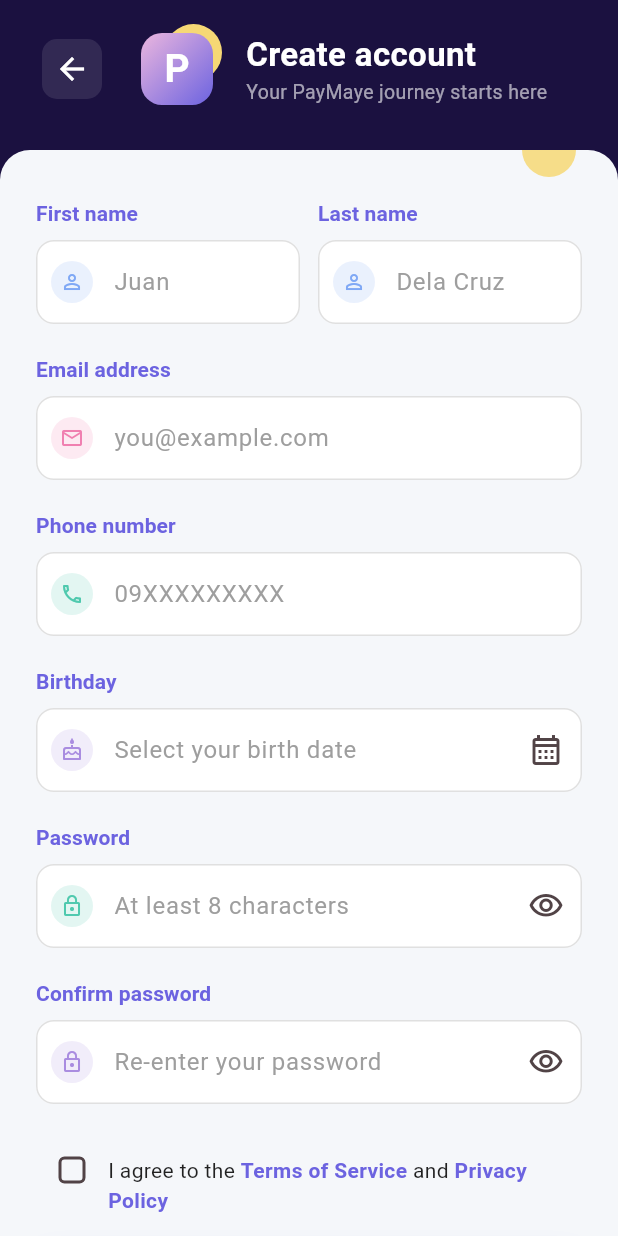
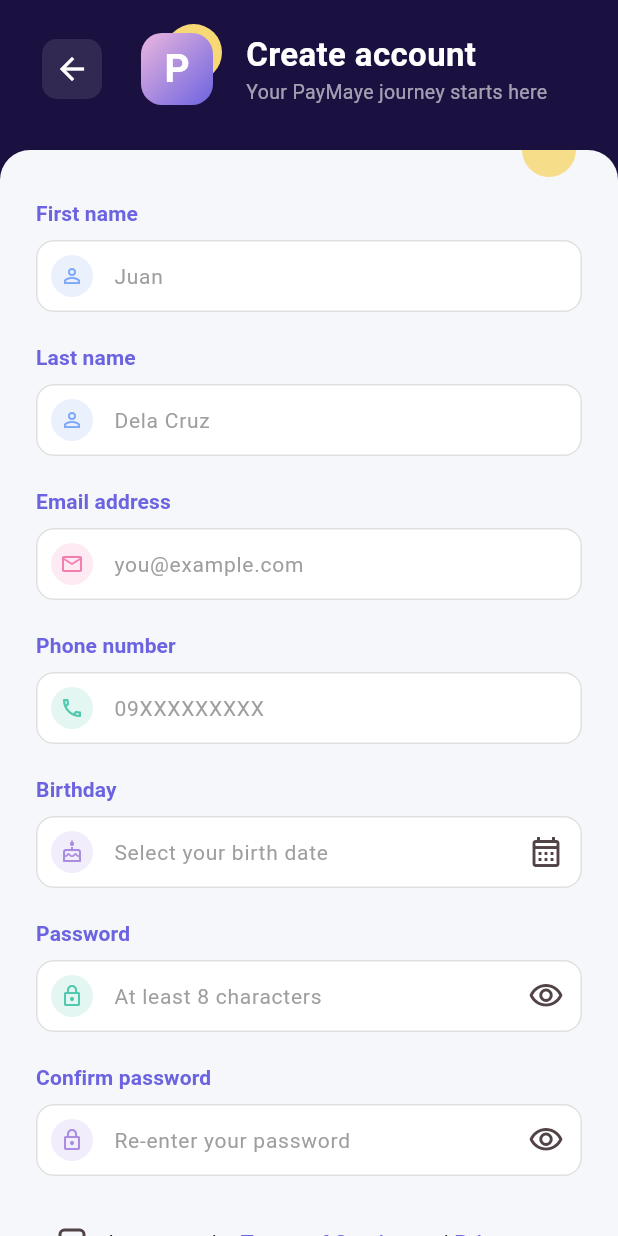
Before and after one commit to kurirohan/flutter_banking_app, a Flutter app: the SignupScreen screen opened by its route, on a phone screen of 412 x 824 dp. Run offline on Flutter 3.47's test engine with Material 3 defaults, Android fonts, the phone set to English and light mode, and no system bars; our stand-ins replace dio, equatable, fl_chart, flutter_bloc, flutter_secure_storage, go_router and 1 more; accounts and stored records are empty.

Commit message:
responsive screen

```diff
--- a/lib/core/theme/app_theme.dart
+++ b/lib/core/theme/app_theme.dart
@@ -100,21 +100,12 @@
     );
   }
 
-  /// Input styling for the auth flow (login/signup), which uses the
-  /// pink→violet gradient palette from AppColors.auth* instead of the
-  /// app-wide mauve AppColors.primary. Apply this locally with a
-  /// `Theme(data: Theme.of(context).copyWith(inputDecorationTheme: ...))`
-  /// wrapper around the signup form — it intentionally does NOT replace
-  /// the global light() theme, so every other screen's text fields
-  /// (transfer amount, search, etc.) keep the standard mauve focus color.
   static InputDecorationTheme get authInputDecorationTheme {
     return InputDecorationTheme(
       filled: true,
       fillColor: Colors.white,
-      hintStyle: const TextStyle(
-        color: Colors.grey,),
-        floatingLabelStyle: const TextStyle(
-          color: AppColors.authGradientEnd),
+      hintStyle: TextStyle(fontSize: 14, color: Colors.grey[500]),
+      floatingLabelStyle: const TextStyle(color: AppColors.authGradientEnd),
       border: OutlineInputBorder(
         borderRadius: BorderRadius.circular(AppRadius.input),
         borderSide: BorderSide(color: Colors.grey[300]!),
@@ -127,12 +118,12 @@
         borderRadius: BorderRadius.circular(AppRadius.input),
         borderSide: const BorderSide(color: AppColors.authGradientEnd, width: 2),
       ),
-      contentPadding: const EdgeInsets.symmetric(horizontal: 16, vertical: 16),
+      contentPadding: const EdgeInsets.symmetric(horizontal: 14, vertical: 12),
     );
   }
 
   static TextTheme _textTheme(Brightness brightness) {
-    final baseColor = brightness == Brightness.light ? Colors.black : Colors.white;
+    final baseColor = brightness == Brightness.light ? AppColors.primary : Colors.white;
 
     return TextTheme(
       displayLarge: TextStyle(fontSize: 40, fontWeight: FontWeight.bold, color: baseColor, letterSpacing: -1),
--- a/lib/features/auth/ui/signup_screen.dart
+++ b/lib/features/auth/ui/signup_screen.dart
@@ -154,6 +154,7 @@
 
     setState(() => _isSubmitting = true);
 
+
     await Future.delayed(const Duration(seconds: 1));
 
     if (!mounted) return;
@@ -181,7 +182,7 @@
     );
   }
 
-
+  /// Shared label style so every field's caption renders identically.
   Widget _fieldLabel(BuildContext context, String text) {
     return Text(
       text,
@@ -332,18 +333,17 @@
                           child: Column(
                             crossAxisAlignment: CrossAxisAlignment.start,
                             children: [
-                              Padding(
-                                padding: const EdgeInsets.only(bottom: _fieldGap),
-                                child: Row(
-                                  crossAxisAlignment: CrossAxisAlignment.start,
-                                  children: [
-                                    Expanded(
-                                      child: Column(
-                                        crossAxisAlignment: CrossAxisAlignment.start,
-                                        children: [
-                                          _fieldLabel(context, 'First name'),
-                                          const SizedBox(height: _labelGap),
-                                          TextFormField(
+                              // First / Last name — responsive: stacks into
+                              // one full-width field per row on narrow
+                              // screens (phones), and sits side-by-side
+                              // only once there's enough width for both
+                              // fields (and their error text) to breathe.
+                              // CrossAxisAlignment.start on the Row variant
+                              // keeps the pair aligned even when only one
+                              // field shows a validation error.
+                              LayoutBuilder(
+                                builder: (context, constraints) {
+                                  final firstNameField = TextFormField(
                                     controller: _firstNameController,
                                     textCapitalization: TextCapitalization.words,
                                     textInputAction: TextInputAction.next,
@@ -355,18 +355,8 @@
                                       ),
                                     ),
                                     validator: _validateFirstName,
-                                          ),
-                                        ],
-                                      ),
-                                    ),
-                                    const SizedBox(width: AppSpacing.md),
-                                    Expanded(
-                                      child: Column(
-                                        crossAxisAlignment: CrossAxisAlignment.start,
-                                        children: [
-                                          _fieldLabel(context, 'Last name'),
-                                          const SizedBox(height: _labelGap),
-                                          TextFormField(
+                                  );
+                                  final lastNameField = TextFormField(
                                     controller: _lastNameController,
                                     textCapitalization: TextCapitalization.words,
                                     textInputAction: TextInputAction.next,
@@ -378,13 +368,55 @@
                                       ),
                                     ),
                                     validator: _validateLastName,
+                                  );
+
+                                  const stackBreakpoint = 380.0;
+                                  final stacked = constraints.maxWidth < stackBreakpoint;
+
+                                  if (stacked) {
+                                    return Column(
+                                      crossAxisAlignment: CrossAxisAlignment.start,
+                                      children: [
+                                        _fieldLabel(context, 'First name'),
+                                        const SizedBox(height: _labelGap),
+                                        firstNameField,
+                                        const SizedBox(height: _fieldGap),
+                                        _fieldLabel(context, 'Last name'),
+                                        const SizedBox(height: _labelGap),
+                                        lastNameField,
+                                      ],
+                                    );
+                                  }
+
+                                  return Row(
+                                    crossAxisAlignment: CrossAxisAlignment.start,
+                                    children: [
+                                      Expanded(
+                                        child: Column(
+                                          crossAxisAlignment: CrossAxisAlignment.start,
+                                          children: [
+                                            _fieldLabel(context, 'First name'),
+                                            const SizedBox(height: _labelGap),
+                                            firstNameField,
+                                          ],
                                         ),
+                                      ),
+                                      const SizedBox(width: AppSpacing.md),
+                                      Expanded(
+                                        child: Column(
+                                          crossAxisAlignment: CrossAxisAlignment.start,
+                                          children: [
+                                            _fieldLabel(context, 'Last name'),
+                                            const SizedBox(height: _labelGap),
+                                            lastNameField,
                                           ],
                                         ),
                                       ),
                                     ],
+                                  );
+                                },
                               ),
-                              ),
+                              const SizedBox(height: _fieldGap),
 
                               _buildField(
                                 context: context,
@@ -545,6 +577,7 @@
                               ),
                               const SizedBox(height: AppSpacing.xxl),
 
+                              // Create account button — gradient, matches login
                               SizedBox(
                                 width: double.infinity,
                                 height: 56,
@@ -629,9 +662,7 @@
                       ),
                     ),
                   ),
-                  // Small yellow accent blob straddling the header/form
-                  // seam — echoes the yellow blob behind the avatar on
-                  // the reference kit's "Good morning" account screen.
+
                   Positioned(
                     top: -18,
                     right: 28,
```
Lines whose indentation alone changed are shown as unchanged.
